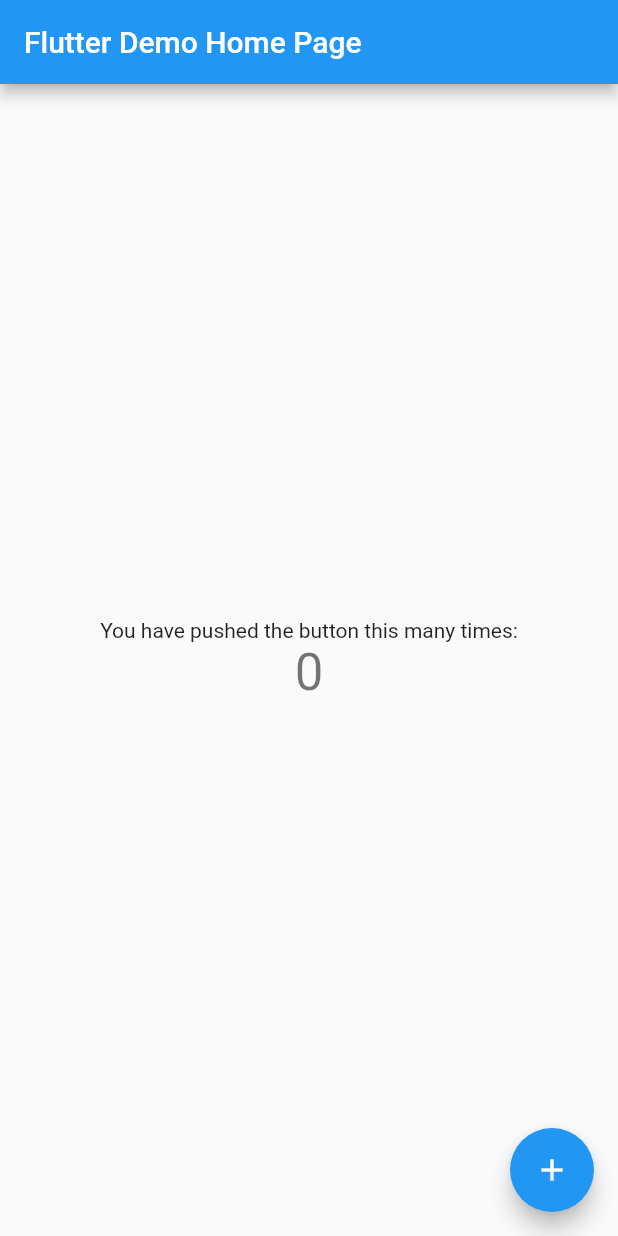
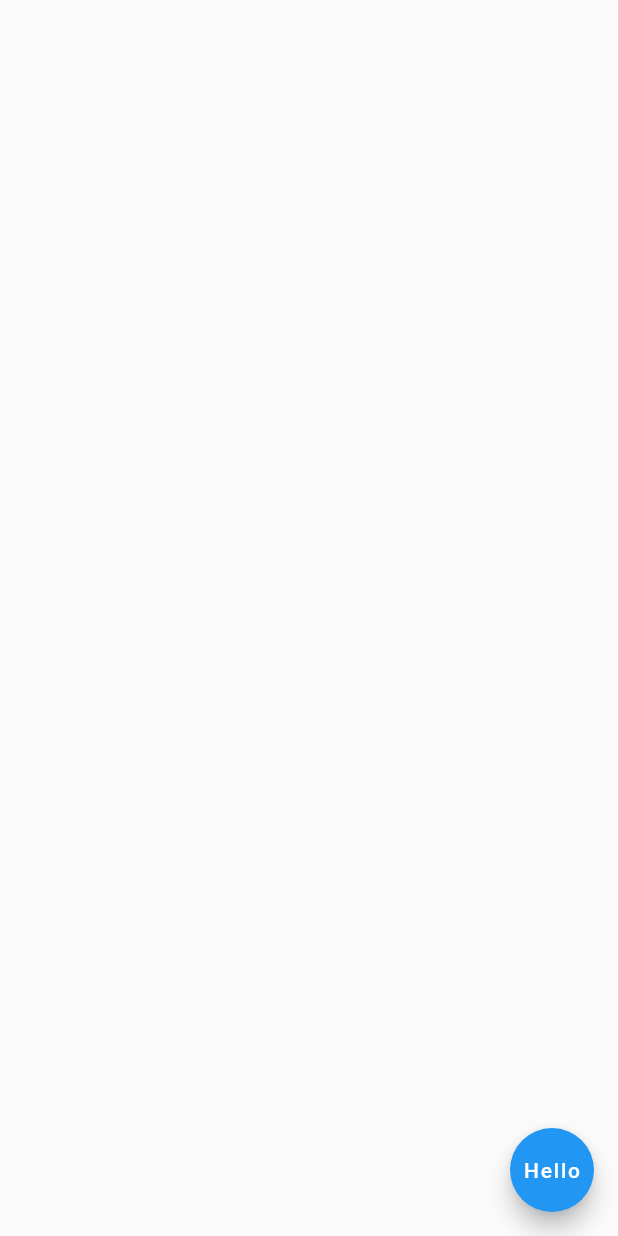
Before and after one commit to hrithikwins/new_flutter_demo, a Flutter app: the screen it shows after launch, on a phone screen of 412 x 824 dp. Run offline on Flutter 3.47's test engine with Material 2 defaults, Android fonts, the phone set to English and light mode, and no system bars.

Commit message:
floating action button 'hello flutter'

```diff
--- a/lib/main.dart
+++ b/lib/main.dart
@@ -1,5 +1,7 @@
 import 'package:flutter/material.dart';
 import 'package:new_demo/screens/home_page.dart';
+
+import 'my_app.dart';
 
 void main() {
   runApp(const MyApp());
@@ -14,18 +16,55 @@ class MyApp extends StatelessWidget {
     return MaterialApp(
       title: 'Flutter Demo',
       theme: ThemeData(
-        // This is the theme of your application.
-        //
-        // Try running your application with "flutter run". You'll see the
-        // application has a blue toolbar. Then, without quitting the app, try
-        // changing the primarySwatch below to Colors.green and then invoke
-        // "hot reload" (press "r" in the console where you ran "flutter run",
-        // or simply save your changes to "hot reload" in a Flutter IDE).
-        // Notice that the counter didn't reset back to zero; the application
-        // is not restarted.
         primarySwatch: Colors.blue,
       ),
-      home: const MyHomePage(title: 'Flutter Demo Home Page'),
+      // the title is the argument passed in the widget
+      home: const MyHomePage(title: 'Flutter Demo home'),
     );
   }
 }
+
+class MyHomePage extends StatefulWidget {
+  const MyHomePage({Key? key, required this.title}) : super(key: key);
+
+  final String title;
+  // access by widget and created at the constructor of the widget
+
+  @override
+  State<MyHomePage> createState() => _MyHomePageState();
+}
+
+class _MyHomePageState extends State<MyHomePage> {
+  int _counter = 0;
+
+  void _incrementCounter() {
+    print("Hello Flutter");
+    // setState(() {
+    //   _counter++;
+    // });
+  }
+
+  @override
+  Widget build(BuildContext context) {
+    return Scaffold(
+      // appBar: ,
+      // body: ,
+      floatingActionButton: FloatingActionButton(
+        //universally for any button,must have an aciton (onPressed)
+        onPressed: _incrementCounter,
+        child: Text("Hello"),
+      ),
+    );
+  }
+}
+// -------------------------------------------------
+// FOR EVERY SCAFFOLD HAS THIS PARAMETERS
+//     return Scaffold(
+    //   appBar: ,
+    //   body: ,
+    //   floatingActionButton:  ,
+    // );
+
+
+    // for any widget other than scafoold, there must be a 'child'
+    // in case of column and rows, it must have children[]
--- a/lib/screens/home_page.dart
+++ b/lib/screens/home_page.dart
@@ -1,86 +0,0 @@
-import "package:flutter/material.dart";
-
-class MyHomePage extends StatefulWidget {
-  const MyHomePage({Key? key, required this.title}) : super(key: key);
-
-  // This widget is the home page of your application. It is stateful, meaning
-  // that it has a State object (defined below) that contains fields that affect
-  // how it looks.
-
-  // This class is the configuration for the state. It holds the values (in this
-  // case the title) provided by the parent (in this case the App widget) and
-  // used by the build method of the State. Fields in a Widget subclass are
-  // always marked "final".
-
-  final String title;
-
-  @override
-  State<MyHomePage> createState() => _MyHomePageState();
-}
-
-class _MyHomePageState extends State<MyHomePage> {
-  int _counter = 0;
-
-  void _incrementCounter() {
-    setState(() {
-      // This call to setState tells the Flutter framework that something has
-      // changed in this State, which causes it to rerun the build method below
-      // so that the display can reflect the updated values. If we changed
-      // _counter without calling setState(), then the build method would not be
-      // called again, and so nothing would appear to happen.
-      _counter++;
-    });
-  }
-
-  @override
-  Widget build(BuildContext context) {
-    // This method is rerun every time setState is called, for instance as done
-    // by the _incrementCounter method above.
-    //
-    // The Flutter framework has been optimized to make rerunning build methods
-    // fast, so that you can just rebuild anything that needs updating rather
-    // than having to individually change instances of widgets.
-    return Scaffold(
-      appBar: AppBar(
-        // Here we take the value from the MyHomePage object that was created by
-        // the App.build method, and use it to set our appbar title.
-        title: Text(widget.title),
-      ),
-      body: Center(
-        // Center is a layout widget. It takes a single child and positions it
-        // in the middle of the parent.
-        child: Column(
-          // Column is also a layout widget. It takes a list of children and
-          // arranges them vertically. By default, it sizes itself to fit its
-          // children horizontally, and tries to be as tall as its parent.
-          //
-          // Invoke "debug painting" (press "p" in the console, choose the
-          // "Toggle Debug Paint" action from the Flutter Inspector in Android
-          // Studio, or the "Toggle Debug Paint" command in Visual Studio Code)
-          // to see the wireframe for each widget.
-          //
-          // Column has various properties to control how it sizes itself and
-          // how it positions its children. Here we use mainAxisAlignment to
-          // center the children vertically; the main axis here is the vertical
-          // axis because Columns are vertical (the cross axis would be
-          // horizontal).
-          mainAxisAlignment: MainAxisAlignment.center,
-          children: <Widget>[
-            const Text(
-              'You have pushed the button this many times:',
-            ),
-            Text(
-              '$_counter',
-              style: Theme.of(context).textTheme.headline4,
-            ),
-          ],
-        ),
-      ),
-      floatingActionButton: FloatingActionButton(
-        onPressed: _incrementCounter,
-        tooltip: 'Increment',
-        child: const Icon(Icons.add),
-      ), // This trailing comma makes auto-formatting nicer for build methods.
-    );
-  }
-}
```
Also changed, not shown: lib/my_app.dart (added).
